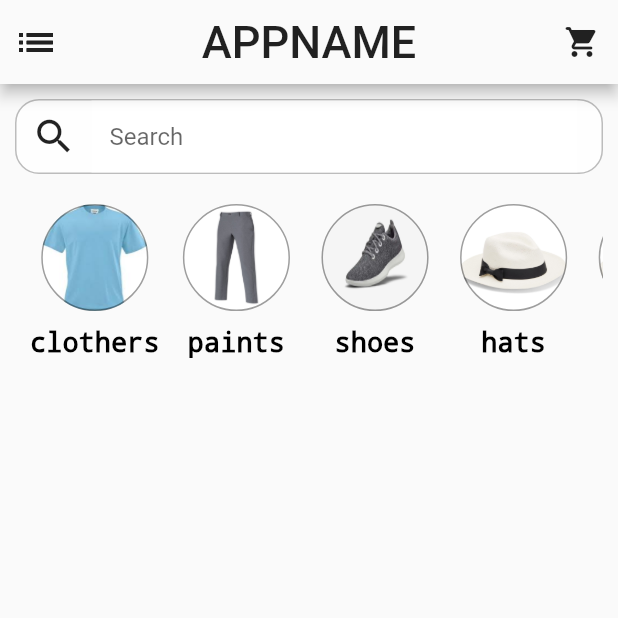
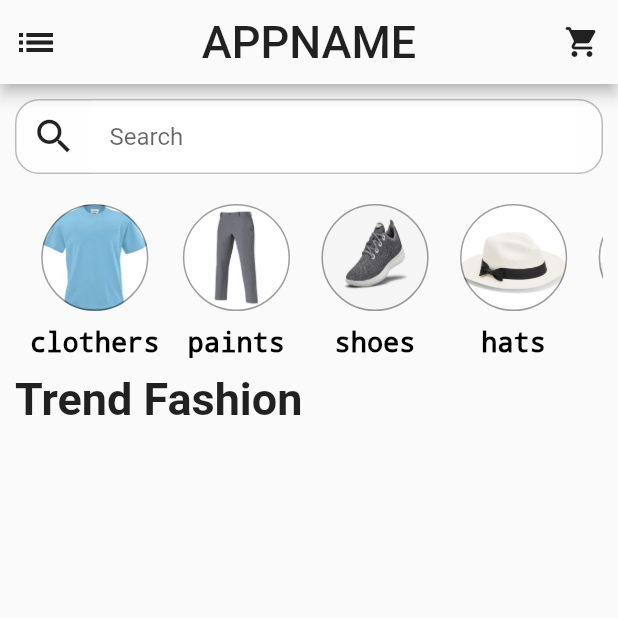
Before and after one commit to LeMinh22621/SmartFashion, a Flutter app: the screen it shows after launch, on a phone screen of 412 x 824 dp, the top half of it. Run offline on Flutter 3.47's test engine with Material 2 defaults, Android fonts, the phone set to English and light mode, and no system bars; Roboto replaces fonts that are missing (assets/fonts/IbarraRealNova-VariableFont_wght.ttf).

Commit message:
add title trend

```diff
--- a/lib/view/screen/home_page.dart
+++ b/lib/view/screen/home_page.dart
@@ -53,9 +53,23 @@ class _HomePageState extends State<HomePage> {
             padding: const EdgeInsets.all(10.0),
             child: Scaffold(
               body: Column(
-                children: [
+                crossAxisAlignment: CrossAxisAlignment.start,
+                children: const [
                   SearchBar(),
                   MyTabBar(),
+                  SizedBox(height: 10),
+                  SizedBox(
+                    child: Text(
+                      "Trend Fashion",
+                      style: TextStyle(
+                        fontSize: 30,
+                        fontWeight: FontWeight.bold,
+                        fontFamily:
+                            "assets/fonts/IbarraRealNova-VariableFont_wght.ttf",
+                      ),
+                      textAlign: TextAlign.start,
+                    ),
+                  ),
                 ],
               ),
             ),
--- a/lib/view/widget/my_tab_bar.dart
+++ b/lib/view/widget/my_tab_bar.dart
@@ -18,20 +18,37 @@ class _MyTabBarState extends State<MyTabBar> {
         scrollDirection: Axis.horizontal,
         children: [
           _MyItem(
-              imageStr: "assets/shirt.jpeg", size: _size, title: "clothers"),
-          _MyItem(imageStr: "assets/trouser.jpg", size: _size, title: "paints"),
-          _MyItem(imageStr: "assets/shoe.jpg", size: _size, title: "shoes"),
-          _MyItem(imageStr: "assets/hat.jpg", size: _size, title: "hats"),
-          _MyItem(imageStr: "assets/hat.jpg", size: _size, title: "hats"),
-          _MyItem(imageStr: "assets/hat.jpg", size: _size, title: "hats"),
-          _MyItem(imageStr: "assets/hat.jpg", size: _size, title: "hats"),
-          _MyItem(imageStr: "assets/hat.jpg", size: _size, title: "hats"),
-          _MyItem(imageStr: "assets/hat.jpg", size: _size, title: "hats"),
-          _MyItem(imageStr: "assets/hat.jpg", size: _size, title: "hats"),
-          _MyItem(imageStr: "assets/hat.jpg", size: _size, title: "hats"),
-          _MyItem(imageStr: "assets/hat.jpg", size: _size, title: "hats"),
-          _MyItem(imageStr: "assets/hat.jpg", size: _size, title: "hats"),
-          _MyItem(imageStr: "assets/hat.jpg", size: _size, title: "hats"),
+            imageStr: "assets/images/shirt.jpeg",
+            size: _size,
+            title: "clothers",
+          ),
+          _MyItem(
+            imageStr: "assets/images/trouser.jpg",
+            size: _size,
+            title: "paints",
+          ),
+          _MyItem(
+              imageStr: "assets/images/shoe.jpg", size: _size, title: "shoes"),
+          _MyItem(
+              imageStr: "assets/images/hat.jpg", size: _size, title: "hats"),
+          _MyItem(
+              imageStr: "assets/images/hat.jpg", size: _size, title: "hats"),
+          _MyItem(
+              imageStr: "assets/images/hat.jpg", size: _size, title: "hats"),
+          _MyItem(
+              imageStr: "assets/images/hat.jpg", size: _size, title: "hats"),
+          _MyItem(
+              imageStr: "assets/images/hat.jpg", size: _size, title: "hats"),
+          _MyItem(
+              imageStr: "assets/images/hat.jpg", size: _size, title: "hats"),
+          _MyItem(
+              imageStr: "assets/images/hat.jpg", size: _size, title: "hats"),
+          _MyItem(
+              imageStr: "assets/images/hat.jpg", size: _size, title: "hats"),
+          _MyItem(
+              imageStr: "assets/images/hat.jpg", size: _size, title: "hats"),
+          _MyItem(
+              imageStr: "assets/images/hat.jpg", size: _size, title: "hats"),
         ],
       ),
     );
--- a/pubspec.yaml
+++ b/pubspec.yaml
@@ -59,7 +59,8 @@ flutter:
 
   # To add assets to your application, add an assets section, like this:
   assets:
-    - assets/
+    - assets/images/
+    - assets/fonts/
 
   # An image asset can refer to one or more resolution-specific "variants", see
   # https://flutter.dev/assets-and-images/#resolution-aware
```
Also changed, not shown: assets/fonts/IbarraRealNova-Italic-VariableFont_wght.ttf (added), assets/fonts/IbarraRealNova-VariableFont_wght.ttf (added), assets/images/hat.jpg (renamed from assets/hat.jpg), assets/images/shirt.jpeg (renamed from assets/shirt.jpeg), assets/images/shoe.jpg (renamed from assets/shoe.jpg), assets/images/trouser.jpg (renamed from assets/trouser.jpg).
